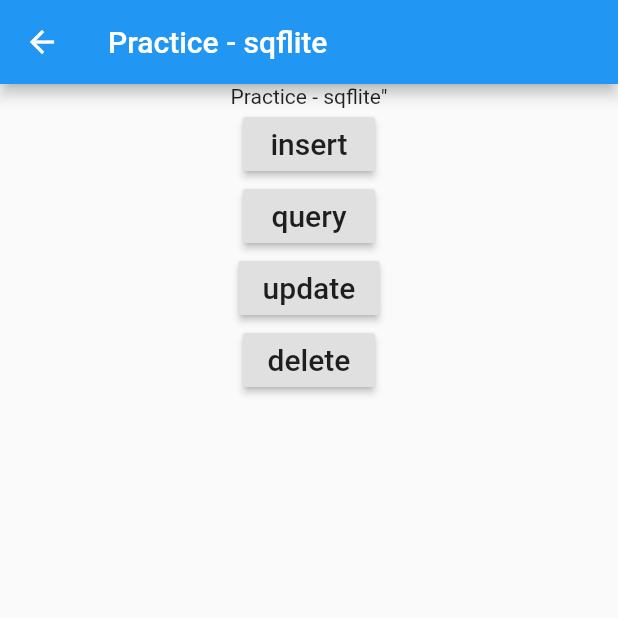
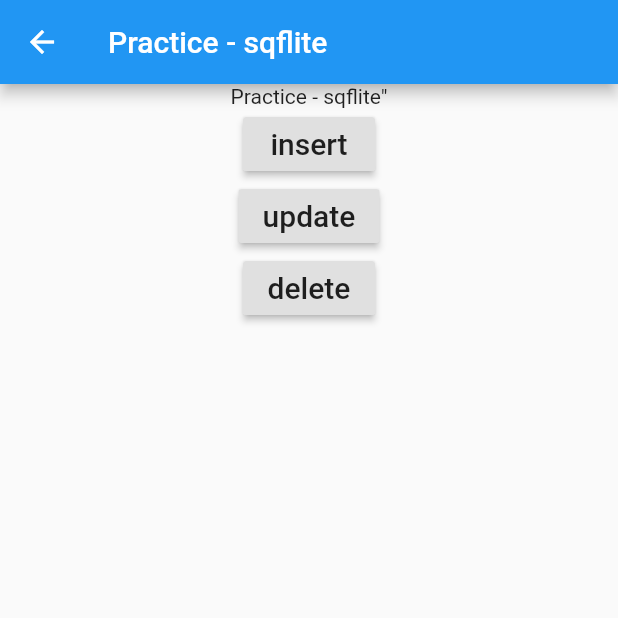
Before and after one commit to linnefromice/flutter_practice_library, a Flutter app: the _Screen screen opened directly, on a phone screen of 412 x 824 dp, the top half of it. Run offline on Flutter 3.47's test engine with Material 2 defaults, Android fonts, the phone set to English and light mode, and no system bars; our stand-ins replace device_info, dio, package_info, shared_preferences, sqflite; accounts and stored records are empty.

Commit message:
modify SqfliteBloc/Screen - print datas when create/update/delete

```diff
--- a/lib/bloc/SqfliteBloc.dart
+++ b/lib/bloc/SqfliteBloc.dart
@@ -8,8 +8,8 @@ class SqfliteBloc {
   final _insertController = StreamController<void>();
   Sink<void> get requestInsert => _insertController.sink;
 
-  final _queryController = StreamController<void>();
-  Sink<void> get requestQuery => _queryController.sink;
+  final _queryController = StreamController<List<Map<String, dynamic>>>();
+  Stream<List<Map<String, dynamic>>> get listenQuery => _queryController.stream;
 
   final _updateController = StreamController<void>();
   Sink<void> get requestUpdate => _updateController.sink;
@@ -20,15 +20,15 @@ class SqfliteBloc {
   SqfliteBloc() {
     _insertController.stream.listen((_) {
       _insert();
-    });
-    _queryController.stream.listen((_) {
       _query();
     });
     _updateController.stream.listen((_) {
       _update();
+      _query();
     });
     _deleteController.stream.listen((_) {
       _delete();
+      _query();
     });
   }
 
@@ -44,6 +44,7 @@ class SqfliteBloc {
     final allRows = await dbHelper.queryAllRows();
     print('query all rows:');
     allRows.forEach((row) => print(row));
+    _queryController.sink.add(allRows);
   }
   void _update() async {
     Map<String, dynamic> row = {
--- a/lib/screen/SqfliteScreen.dart
+++ b/lib/screen/SqfliteScreen.dart
@@ -35,13 +35,6 @@ class _Screen extends StatelessWidget {
             ),
             RaisedButton(
               child: Text(
-                'query',
-                style: TextStyle(fontSize: 20),
-              ),
-              onPressed: () => bloc.requestQuery.add(null),
-            ),
-            RaisedButton(
-              child: Text(
                 'update',
                 style: TextStyle(fontSize: 20)
               ),
```
